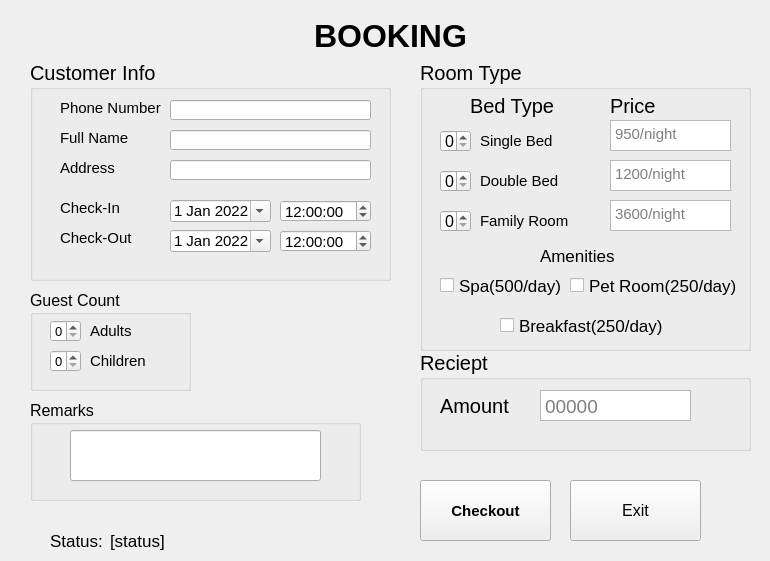
Old version of the form ui/client_booking.ui in the repository AngeloXD13/Simple_Hotel_Reservation.
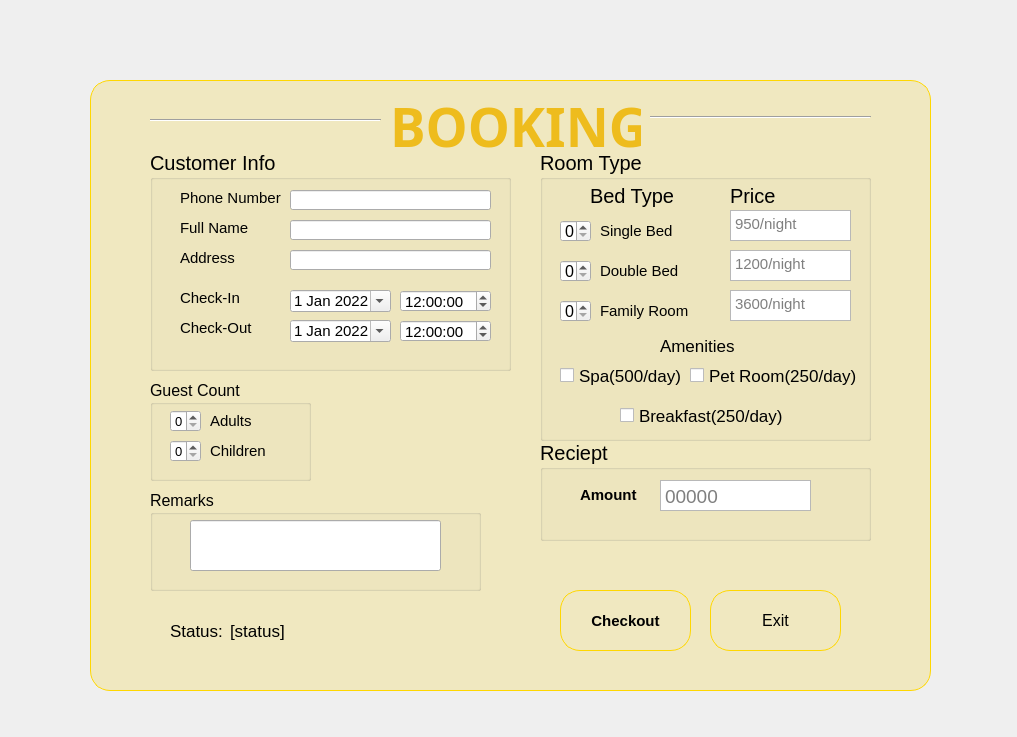
New version of the form. Icons and pictures are not drawn.

The edit to the form file:
```diff
--- a/ui/client_booking.ui
+++ b/ui/client_booking.ui
@@ -6,19 +6,29 @@
    <rect>
     <x>0</x>
     <y>0</y>
-    <width>770</width>
-    <height>561</height>
+    <width>1017</width>
+    <height>737</height>
    </rect>
   </property>
   <property name="windowTitle">
    <string>Customer Booking</string>
   </property>
+  <property name="styleSheet">
+   <string notr="true"/>
+  </property>
   <widget class="QWidget" name="centralwidget">
+   <property name="styleSheet">
+    <string notr="true">QWidget#centralwidget{
+
+background-image:url(ui/res/bg.gif);
+
+}</string>
+   </property>
    <widget class="QGroupBox" name="groupBox">
     <property name="geometry">
      <rect>
-      <x>30</x>
-      <y>60</y>
+      <x>150</x>
+      <y>150</y>
       <width>361</width>
       <height>221</height>
      </rect>
@@ -282,8 +292,8 @@
    <widget class="QGroupBox" name="groupBox_3">
     <property name="geometry">
      <rect>
-      <x>420</x>
-      <y>60</y>
+      <x>540</x>
+      <y>150</y>
       <width>331</width>
       <height>291</height>
      </rect>
@@ -551,8 +561,8 @@
    <widget class="QGroupBox" name="groupBox_4">
     <property name="geometry">
      <rect>
-      <x>420</x>
-      <y>350</y>
+      <x>540</x>
+      <y>440</y>
       <width>331</width>
       <height>101</height>
      </rect>
@@ -568,14 +578,14 @@
     <widget class="QLabel" name="label_11">
      <property name="geometry">
       <rect>
-       <x>20</x>
+       <x>40</x>
        <y>30</y>
        <width>101</width>
        <height>51</height>
       </rect>
      </property>
      <property name="text">
-      <string>Amount</string>
+      <string>&lt;html&gt;&lt;head/&gt;&lt;body&gt;&lt;p&gt;&lt;span style=&quot; font-size:11pt; font-weight:600;&quot;&gt;Amount&lt;/span&gt;&lt;/p&gt;&lt;/body&gt;&lt;/html&gt;</string>
      </property>
     </widget>
     <widget class="QTextBrowser" name="totalamount_tb">
@@ -606,8 +616,8 @@
    <widget class="QPushButton" name="checkout_btn">
     <property name="geometry">
      <rect>
-      <x>420</x>
-      <y>480</y>
+      <x>560</x>
+      <y>590</y>
       <width>131</width>
       <height>61</height>
      </rect>
@@ -619,6 +629,13 @@
       <bold>true</bold>
      </font>
     </property>
+    <property name="styleSheet">
+     <string notr="true">QPushButton#checkout_btn{
+background-color:qconicalgradient(cx:0.915, cy:0.909091, angle:359.6, stop:0 rgba(35, 40, 3, 255), stop:0.16 rgba(136, 106, 22, 255), stop:0.225 rgba(166, 140, 41, 255), stop:0.285 rgba(204, 181, 74, 255), stop:0.345 rgba(235, 219, 102, 255), stop:0.415 rgba(245, 236, 112, 255), stop:0.52 rgba(209, 190, 76, 255), stop:0.57 rgba(187, 156, 51, 255), stop:0.635 rgba(168, 142, 42, 255), stop:0.695 rgba(202, 174, 68, 255), stop:0.75 rgba(218, 202, 86, 255), stop:0.815 rgba(208, 187, 73, 255), stop:0.88 rgba(187, 156, 51, 255), stop:0.935 rgba(137, 108, 26, 255), stop:1 rgba(35, 40, 3, 255));
+border: 1px solid gold;
+border-radius: 20px 20px;
+}</string>
+    </property>
     <property name="text">
      <string>Checkout</string>
     </property>
@@ -626,8 +643,8 @@
    <widget class="QPushButton" name="exit_btn">
     <property name="geometry">
      <rect>
-      <x>570</x>
-      <y>480</y>
+      <x>710</x>
+      <y>590</y>
       <width>131</width>
       <height>61</height>
      </rect>
@@ -639,6 +656,15 @@
       <bold>false</bold>
      </font>
     </property>
+    <property name="styleSheet">
+     <string notr="true">QPushButton#exit_btn{
+background-color:qconicalgradient(cx:0.915, cy:0.909091, angle:359.6, stop:0 rgba(35, 40, 3, 255), stop:0.16 rgba(136, 106, 22, 255), stop:0.225 rgba(166, 140, 41, 255), stop:0.285 rgba(204, 181, 74, 255), stop:0.345 rgba(235, 219, 102, 255), stop:0.415 rgba(245, 236, 112, 255), stop:0.52 rgba(209, 190, 76, 255), stop:0.57 rgba(187, 156, 51, 255), stop:0.635 rgba(168, 142, 42, 255), stop:0.695 rgba(202, 174, 68, 255), stop:0.75 rgba(218, 202, 86, 255), stop:0.815 rgba(208, 187, 73, 255), stop:0.88 rgba(187, 156, 51, 255), stop:0.935 rgba(137, 108, 26, 255), stop:1 rgba(35, 40, 3, 255));
+border: 1px solid gold;
+border-radius: 20px 20px;
+}
+
+</string>
+    </property>
     <property name="text">
      <string>Exit</string>
     </property>
@@ -646,21 +672,25 @@
    <widget class="QLabel" name="label_13">
     <property name="geometry">
      <rect>
-      <x>300</x>
-      <y>20</y>
-      <width>181</width>
-      <height>31</height>
+      <x>390</x>
+      <y>90</y>
+      <width>251</width>
+      <height>61</height>
      </rect>
     </property>
     <property name="font">
      <font>
-      <pointsize>24</pointsize>
+      <family>Mongolian Baiti</family>
+      <pointsize>40</pointsize>
       <weight>75</weight>
       <bold>true</bold>
      </font>
     </property>
+    <property name="styleSheet">
+     <string notr="true"/>
+    </property>
     <property name="text">
-     <string>BOOKING</string>
+     <string>&lt;html&gt;&lt;head/&gt;&lt;body&gt;&lt;p&gt;&lt;span style=&quot; color:#EEBC1D;&quot;&gt;BOOKING&lt;/span&gt;&lt;/p&gt;&lt;/body&gt;&lt;/html&gt;</string>
     </property>
     <property name="alignment">
      <set>Qt::AlignCenter</set>
@@ -669,8 +699,8 @@
    <widget class="QLabel" name="label_14">
     <property name="geometry">
      <rect>
-      <x>50</x>
-      <y>520</y>
+      <x>170</x>
+      <y>610</y>
       <width>81</width>
       <height>41</height>
      </rect>
@@ -687,8 +717,8 @@
    <widget class="QLabel" name="status_lbl">
     <property name="geometry">
      <rect>
-      <x>110</x>
-      <y>530</y>
+      <x>230</x>
+      <y>620</y>
       <width>241</width>
       <height>21</height>
      </rect>
@@ -705,8 +735,8 @@
    <widget class="QGroupBox" name="groupBox_5">
     <property name="geometry">
      <rect>
-      <x>30</x>
-      <y>290</y>
+      <x>150</x>
+      <y>380</y>
       <width>161</width>
       <height>101</height>
      </rect>
@@ -789,8 +819,8 @@
    <widget class="QGroupBox" name="groupBox_6">
     <property name="geometry">
      <rect>
-      <x>30</x>
-      <y>400</y>
+      <x>150</x>
+      <y>490</y>
       <width>331</width>
       <height>101</height>
      </rect>
@@ -814,6 +844,86 @@
      </property>
     </widget>
    </widget>
+   <widget class="QLabel" name="label_17">
+    <property name="geometry">
+     <rect>
+      <x>90</x>
+      <y>80</y>
+      <width>841</width>
+      <height>611</height>
+     </rect>
+    </property>
+    <property name="styleSheet">
+     <string notr="true">background-color:rgb(241, 229, 172,70%);
+border: 1px solid gold;
+border-radius: 20px 20px;</string>
+    </property>
+    <property name="text">
+     <string/>
+    </property>
+   </widget>
+   <widget class="QLabel" name="label_18">
+    <property name="geometry">
+     <rect>
+      <x>270</x>
+      <y>150</y>
+      <width>481</width>
+      <height>441</height>
+     </rect>
+    </property>
+    <property name="text">
+     <string>&lt;html&gt;&lt;head/&gt;&lt;body&gt;&lt;p&gt;&lt;img src=&quot;ui/res/logo.png&quot;/&gt;&lt;/p&gt;&lt;/body&gt;&lt;/html&gt;</string>
+    </property>
+   </widget>
+   <widget class="Line" name="line">
+    <property name="geometry">
+     <rect>
+      <x>150</x>
+      <y>110</y>
+      <width>231</width>
+      <height>20</height>
+     </rect>
+    </property>
+    <property name="orientation">
+     <enum>Qt::Horizontal</enum>
+    </property>
+   </widget>
+   <widget class="Line" name="line_2">
+    <property name="geometry">
+     <rect>
+      <x>650</x>
+      <y>107</y>
+      <width>221</width>
+      <height>20</height>
+     </rect>
+    </property>
+    <property name="maximumSize">
+     <size>
+      <width>16777215</width>
+      <height>16777212</height>
+     </size>
+    </property>
+    <property name="styleSheet">
+     <string notr="true">color:rgb(0, 0, 0)</string>
+    </property>
+    <property name="orientation">
+     <enum>Qt::Horizontal</enum>
+    </property>
+   </widget>
+   <zorder>label_18</zorder>
+   <zorder>label_17</zorder>
+   <zorder>groupBox</zorder>
+   <zorder>groupBox_3</zorder>
+   <zorder>groupBox_4</zorder>
+   <zorder>checkout_btn</zorder>
+   <zorder>exit_btn</zorder>
+   <zorder>label_13</zorder>
+   <zorder>label_14</zorder>
+   <zorder>status_lbl</zorder>
+   <zorder>groupBox_5</zorder>
+   <zorder>groupBox_6</zorder>
+   <zorder>line</zorder>
+   <zorder>line_2</zorder>
   </widget>
  </widget>
  <resources/>
```
Left out of the diff: 4 changed lines with no effect on the pictures.
